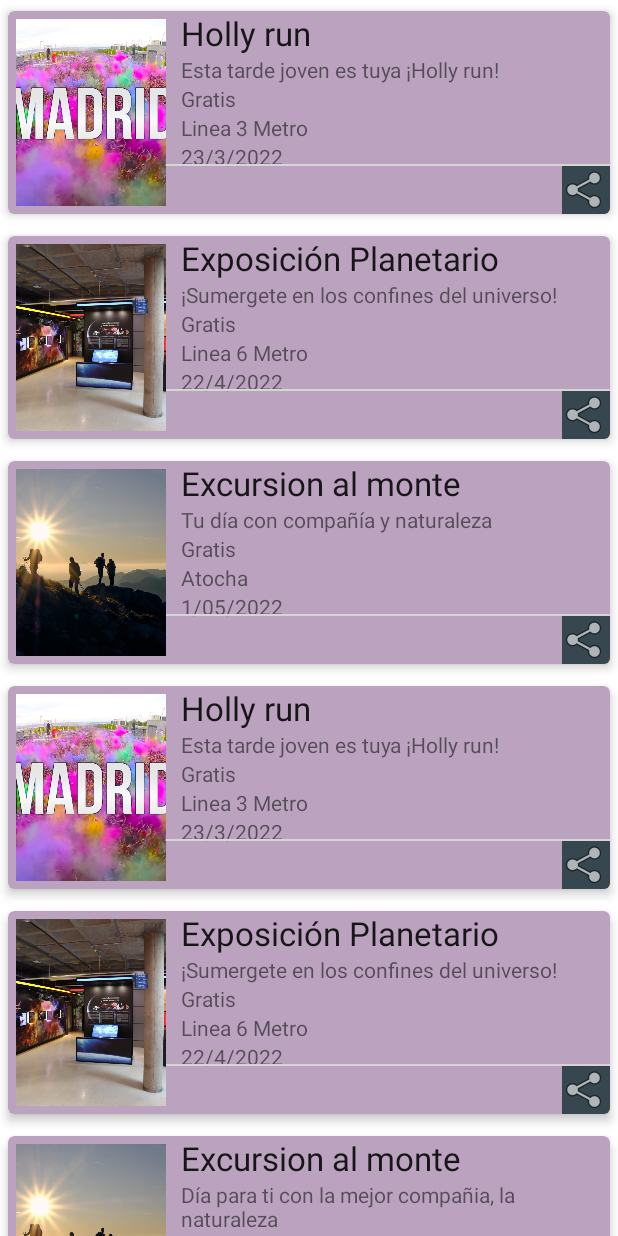
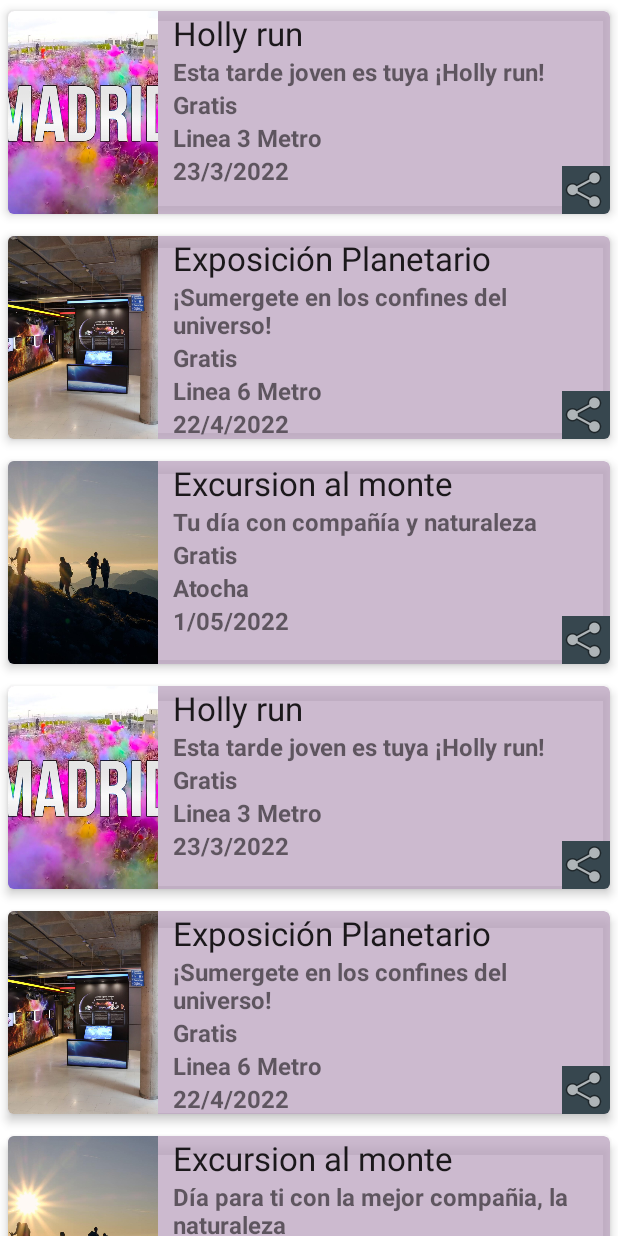
Before and after one commit to RafaelLibrero/MYLES, an Android app: the Eventos screen opened directly, with no data from a screen before it, on a phone screen of 412 x 824 dp. Run offline under Robolectric (Android 15) with nearby library versions, the phone set to English and light mode, and no system bars.

Commit message:
Colores de fondo CardView

```diff
--- a/app/src/main/java/com/enrashe/myles/Adapter.java
+++ b/app/src/main/java/com/enrashe/myles/Adapter.java
@@ -1,14 +1,12 @@
 package com.enrashe.myles;
 
 import android.graphics.Color;
-import android.graphics.Paint;
 import android.view.LayoutInflater;
 import android.view.View;
 import android.view.ViewGroup;
 import android.widget.ImageView;
 import android.widget.TextView;
 
-import androidx.annotation.ColorInt;
 import androidx.annotation.NonNull;
 import androidx.cardview.widget.CardView;
 import androidx.recyclerview.widget.RecyclerView;
@@ -79,7 +77,9 @@ public class Adapter extends RecyclerView.Adapter<Adapter.ViewHolder> {
 
     public void generarColor(CardView cv){
         Random rnd = new Random();
-        int color = Color.argb(255, rnd.nextInt(256), rnd.nextInt(256), rnd.nextInt(256));
+
+
+        int color = Color.argb(190, rnd.nextInt(256), rnd.nextInt(256), rnd.nextInt(256));
         cv.setCardBackgroundColor(color);
 
     }
--- a/app/src/main/java/com/enrashe/myles/Eventos.java
+++ b/app/src/main/java/com/enrashe/myles/Eventos.java
@@ -1,7 +1,6 @@
 package com.enrashe.myles;
 
 import android.os.Bundle;
-import android.widget.LinearLayout;
 
 import androidx.appcompat.app.AppCompatActivity;
 import androidx.recyclerview.widget.LinearLayoutManager;
--- a/app/src/main/res/layout/row_cd.xml
+++ b/app/src/main/res/layout/row_cd.xml
@@ -15,9 +15,6 @@
             android:id="@+id/person_photo"
             android:layout_width="100dp"
             android:layout_height="150dp"
-            android:layout_marginTop="5dp"
-            android:layout_marginBottom="5dp"
-            android:layout_marginLeft="5dp"
             android:scaleType="centerCrop" />
 
         <TextView
@@ -31,38 +28,49 @@
             android:layout_marginLeft="10dp" />
 
         <TextView
+            android:id="@+id/descripcion"
             android:layout_width="wrap_content"
             android:layout_height="wrap_content"
+            android:layout_below="@+id/evento"
+            android:layout_alignLeft="@+id/evento"
+            android:text="Small Text"
             android:textAppearance="?android:attr/textAppearanceSmall"
-            android:text="Small Text"
-            android:id="@+id/descripcion"
-            android:layout_below="@+id/evento"
-            android:layout_alignLeft="@+id/evento" />
+            android:textSize="16sp"
+            android:textStyle="bold" />
+
         <TextView
+            android:id="@+id/precio"
             android:layout_width="wrap_content"
             android:layout_height="wrap_content"
+            android:layout_below="@+id/descripcion"
+            android:layout_alignLeft="@+id/descripcion"
+            android:text="Small Text"
             android:textAppearance="?android:attr/textAppearanceSmall"
-            android:text="Small Text"
-            android:id="@+id/precio"
-            android:layout_below="@+id/descripcion"
-            android:layout_alignLeft="@+id/descripcion" />
+            android:textSize="16sp"
+            android:textStyle="bold" />
+
         <TextView
+            android:id="@+id/transporte"
             android:layout_width="wrap_content"
             android:layout_height="wrap_content"
+            android:layout_below="@+id/precio"
+            android:layout_alignLeft="@+id/precio"
+            android:text="Small Text"
             android:textAppearance="?android:attr/textAppearanceSmall"
-            android:text="Small Text"
-            android:id="@+id/transporte"
-            android:layout_below="@+id/precio"
-            android:layout_alignLeft="@+id/precio" />
+            android:textSize="16sp"
+            android:textStyle="bold" />
+
         <TextView
+            android:id="@+id/fecha"
             android:layout_width="wrap_content"
             android:layout_height="wrap_content"
+            android:layout_below="@+id/transporte"
+            android:layout_alignLeft="@+id/transporte"
+            android:text="Small Text"
             android:textAppearance="?android:attr/textAppearanceSmall"
-            android:text="Small Text"
-            android:id="@+id/fecha"
-            android:layout_below="@+id/transporte"
-            android:layout_alignLeft="@+id/transporte" />
-        <View
+            android:textSize="16sp"
+            android:textStyle="bold" />
+        <!--<View
             android:layout_width="wrap_content"
             android:layout_height="1dp"
             android:background="#ffd5d5d5"
@@ -70,7 +78,7 @@
             android:layout_above="@+id/compartir"
             android:layout_toRightOf="@+id/person_photo">
 
-        </View>
+        </View>-->
 
         <ImageView
             android:layout_width="wrap_content"
```
